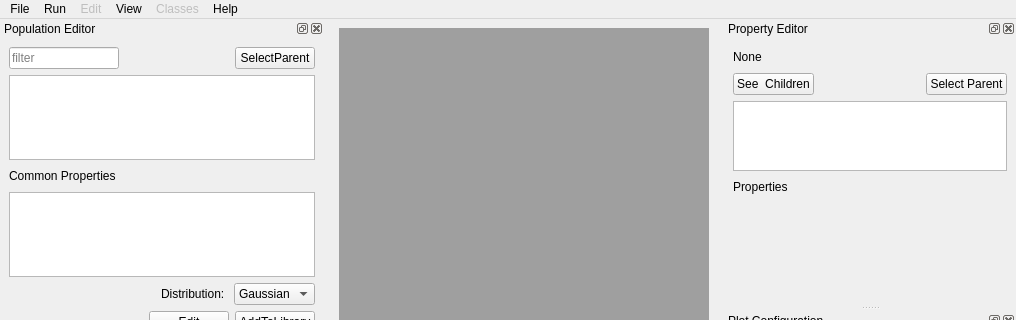
physicalist/ncbs-moose, file moose/branches/buildQ/gui/newgui.ui: the form before one commit; both pictures show x 0 to 1016 and y 0 to 320 of the 1016 by 1123 pixel window.
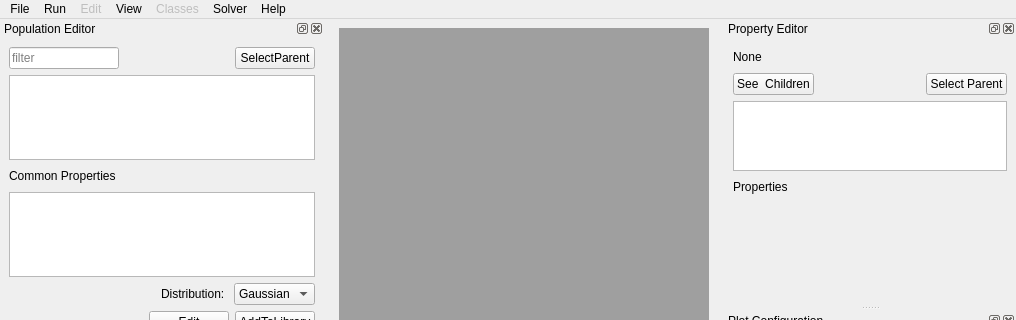
The form after the commit. Custom widgets are drawn as their Qt base class.

Commit message: including changes for loading multiple files one after the other and changing between solvers

```diff
--- a/moose/branches/buildQ/gui/newgui.ui
+++ b/moose/branches/buildQ/gui/newgui.ui
@@ -205,11 +205,19 @@
     <addaction name="actionContinue"/>
     <addaction name="actionStop"/>
    </widget>
+   <widget class="QMenu" name="menuSolver">
+    <property name="title">
+     <string>Solver</string>
+    </property>
+    <addaction name="actionRK5"/>
+    <addaction name="actionGillespie"/>
+   </widget>
    <addaction name="menuFile"/>
    <addaction name="menuRun"/>
    <addaction name="menuEdit"/>
    <addaction name="menuView"/>
    <addaction name="menuClasses"/>
+   <addaction name="menuSolver"/>
    <addaction name="menuHelp"/>
   </widget>
   <widget class="QDockWidget" name="mooseObjectEditDock">
```
Left out of the diff: 27 changed lines with no effect on the pictures. The commit also changes 6 other files.
